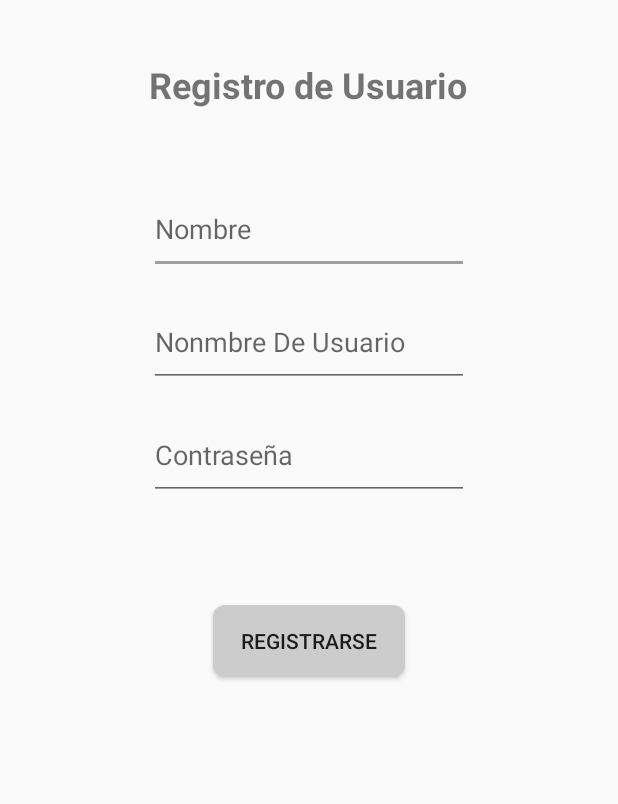
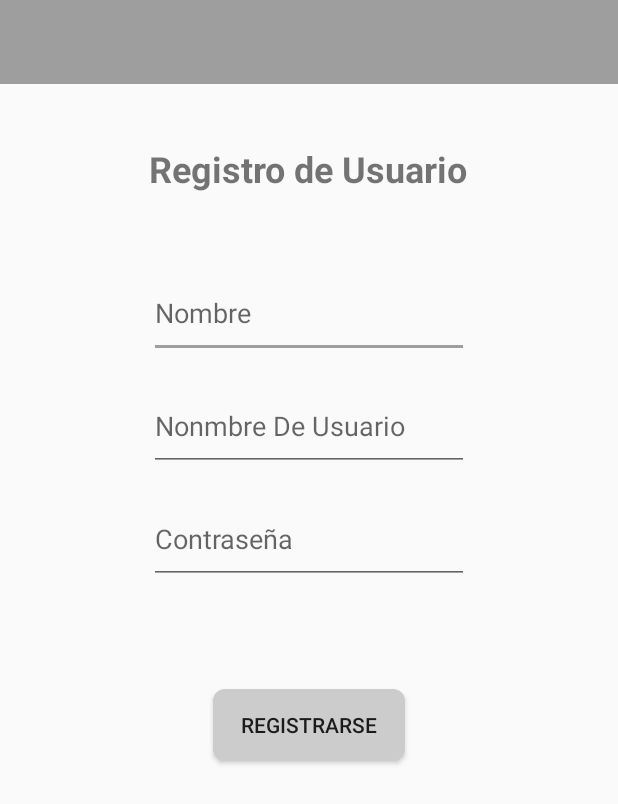
Before and after one commit to montes8/DemoMonederoKotlin, an Android app: the RegistrarActivity screen opened directly, with no data from a screen before it, on a phone screen of 412 x 824 dp. Shown: the top 804 px of the screen. Run offline under Robolectric (Android 15) with nearby library versions, the phone set to English and light mode, and no system bars.

Commit message:
colocando toolbar en los xml

```diff
--- a/app/src/main/res/layout/activity_login.xml
+++ b/app/src/main/res/layout/activity_login.xml
@@ -10,7 +10,7 @@
 
     <android.support.v7.widget.Toolbar
         android:layout_width="match_parent"
-        android:background="@color/colorAccent"
+        android:background="@color/colorPrimary"
         android:layout_height="wrap_content">
     </android.support.v7.widget.Toolbar>
 
--- a/app/src/main/res/layout/activity_registrar.xml
+++ b/app/src/main/res/layout/activity_registrar.xml
@@ -7,6 +7,12 @@
     android:layout_height="match_parent"
     android:orientation="vertical"
     tools:context=".RegistrarActivity">
+
+    <android.support.v7.widget.Toolbar
+        android:layout_width="match_parent"
+        android:background="@color/colorPrimary"
+        android:layout_height="wrap_content">
+    </android.support.v7.widget.Toolbar>
 
     <TextView
         android:layout_width="wrap_content"
```
